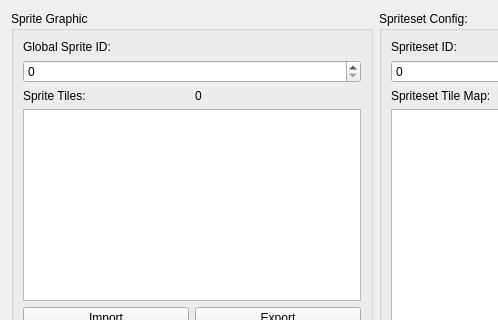
This is Dialog/SpritesEditorDialog.ui in wario-land/WL4Editor as Qt 5 draws it before an edit; both pictures show x 0 to 498 and y 0 to 320 of the 707 by 674 pixel window. The edited form follows.
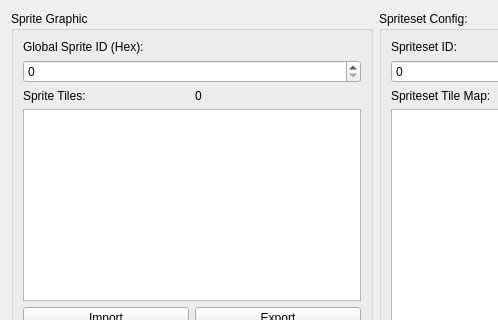
This is the edited form.

Commit message: Add RenderSpritesPalette function

```diff
--- a/Dialog/SpritesEditorDialog.ui
+++ b/Dialog/SpritesEditorDialog.ui
@@ -28,7 +28,7 @@
         <item>
          <widget class="QLabel" name="label_GlobalSpriteId">
           <property name="text">
-           <string>Global Sprite ID:</string>
+           <string>Global Sprite ID (Hex):</string>
           </property>
          </widget>
         </item>
```
Left out of the diff: 5 changed lines with no effect on the pictures. The commit also changes 3 other files.
